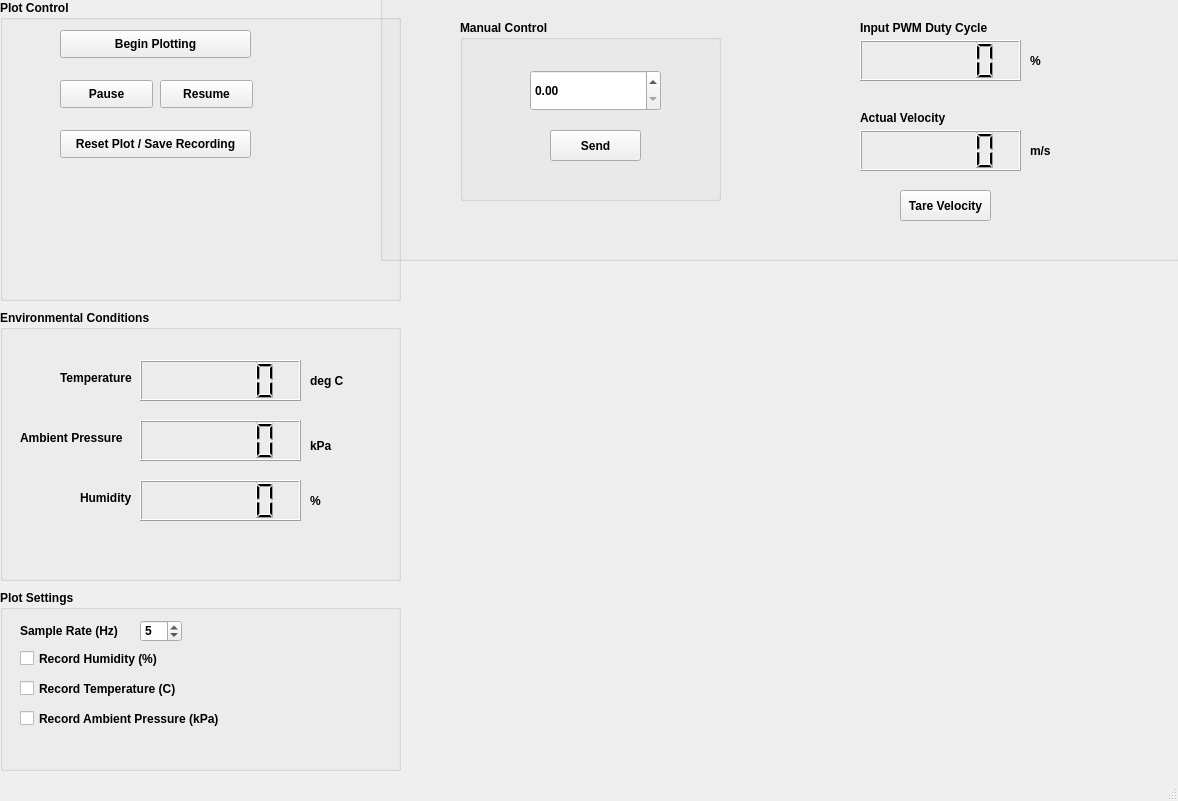
Qt form python_files/desginer_ui.ui (OUIDEAS/WindTunnel) before a commit.
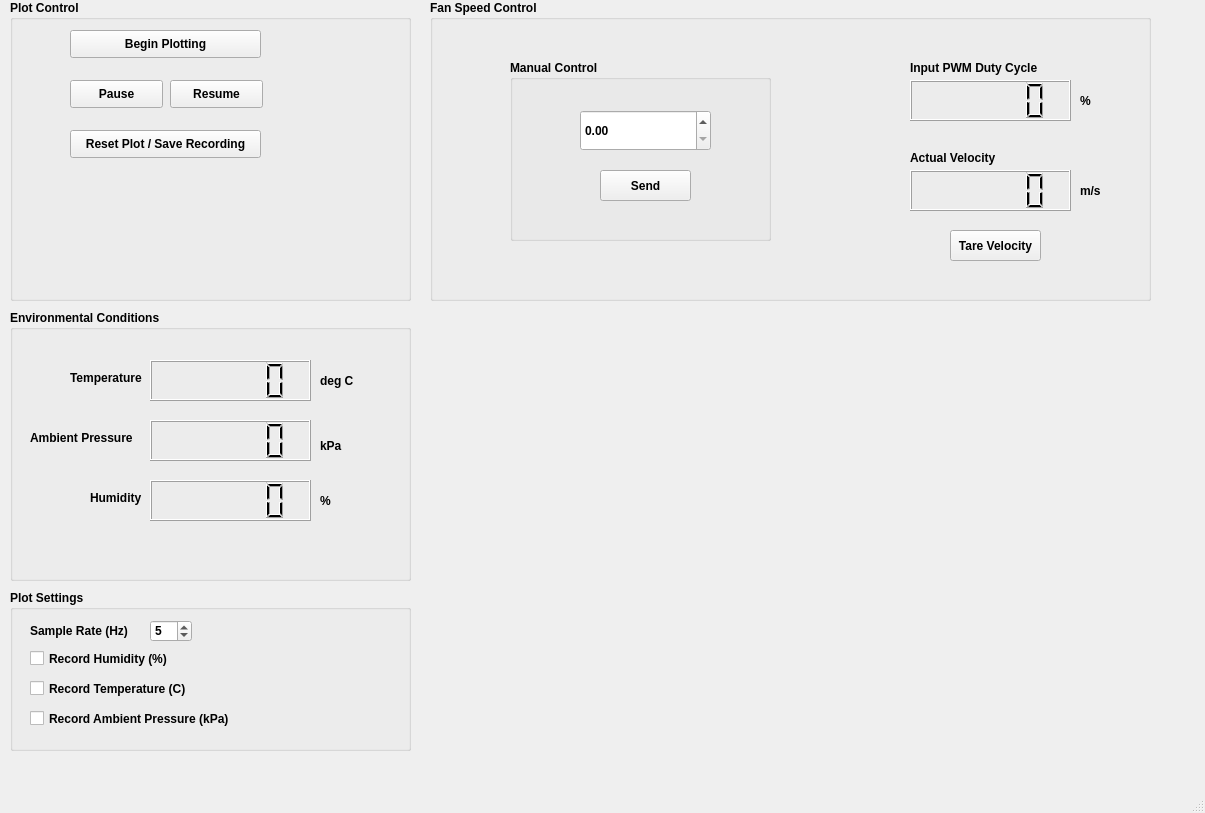
The same form after that commit. Custom widgets are drawn as their Qt base class.

Diff of the .ui file:
```diff
--- a/python_files/desginer_ui.ui
+++ b/python_files/desginer_ui.ui
@@ -6,8 +6,8 @@
    <rect>
     <x>0</x>
     <y>0</y>
-    <width>1178</width>
-    <height>801</height>
+    <width>1205</width>
+    <height>813</height>
    </rect>
   </property>
   <property name="windowTitle">
@@ -18,16 +18,16 @@
     <property name="geometry">
      <rect>
       <x>430</x>
-      <y>350</y>
+      <y>320</y>
       <width>721</width>
-      <height>401</height>
+      <height>431</height>
      </rect>
     </property>
    </widget>
    <widget class="QGroupBox" name="groupBox_3">
     <property name="geometry">
      <rect>
-      <x>0</x>
+      <x>10</x>
       <y>0</y>
       <width>401</width>
       <height>301</height>
@@ -98,10 +98,10 @@
    <widget class="QGroupBox" name="groupBox_4">
     <property name="geometry">
      <rect>
-      <x>0</x>
+      <x>10</x>
       <y>590</y>
       <width>401</width>
-      <height>181</height>
+      <height>161</height>
      </rect>
     </property>
     <property name="font">
@@ -188,9 +188,9 @@
    <widget class="QGroupBox" name="groupBox_5">
     <property name="geometry">
      <rect>
-      <x>380</x>
-      <y>-40</y>
-      <width>801</width>
+      <x>430</x>
+      <y>0</y>
+      <width>721</width>
       <height>301</height>
      </rect>
     </property>
@@ -337,7 +337,7 @@
    <widget class="QGroupBox" name="groupBox_7">
     <property name="geometry">
      <rect>
-      <x>0</x>
+      <x>10</x>
       <y>310</y>
       <width>401</width>
       <height>271</height>
```
Left out of the diff: 2 changed lines with no effect on the pictures.
